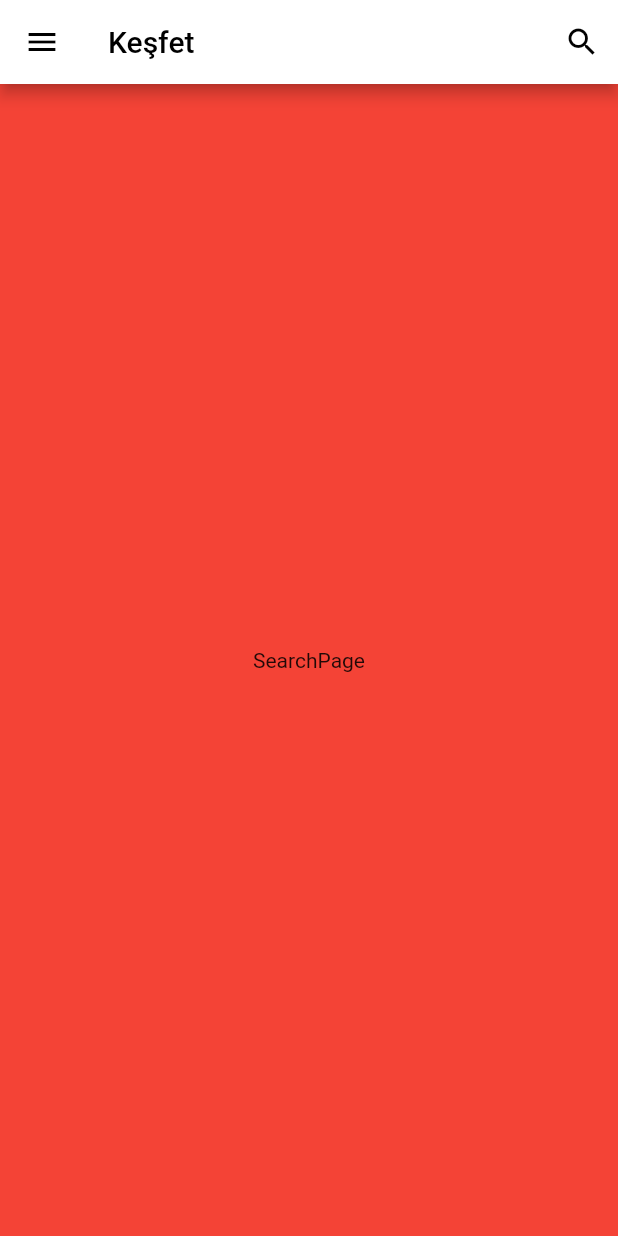
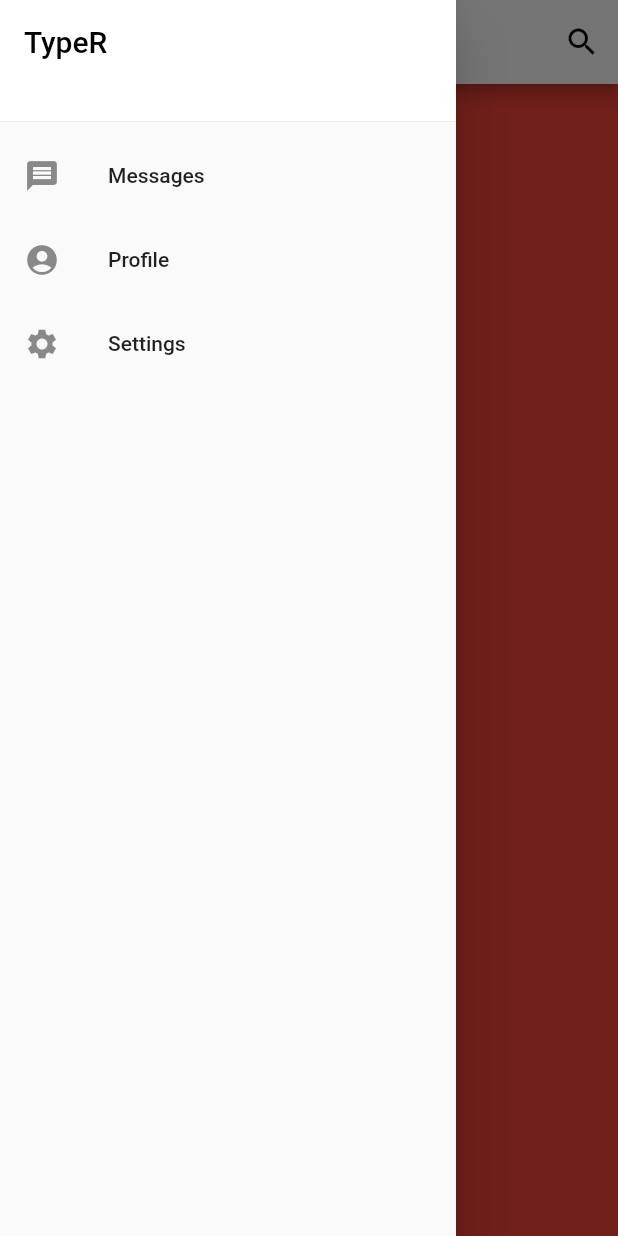
Before and after one commit to erenkaraboga/typer, a Flutter app: the SearchPage screen opened directly, with the side drawer open (before the commit the screen has no drawer), on a phone screen of 412 x 824 dp. Run offline on Flutter 3.47's test engine with Material 2 defaults, Android fonts, the phone set to English and light mode, and no system bars; our stand-ins replace curved_navigation_bar, readmore; missing offline and left inert: circle_bottom_navigation_bar; network calls fail.

Commit message:
Drawer Added

```diff
--- a/lib/view/PostPage.dart
+++ b/lib/view/PostPage.dart
@@ -1,9 +1,12 @@
 import 'package:flutter/material.dart';
 import 'package:typer/viewmodel/customAppBar.dart';
+
+import '../viewmodel/drawer.dart';
 
 class PostPage extends StatelessWidget {
   @override
   Widget build(BuildContext context) =>Scaffold(
+    drawer: DrawerWidget(),
     appBar: CustomAppBar(appbarText: "Gönderi",iconRight: Icon(Icons.add,color: Colors.black,)),
     backgroundColor: Colors.red,
       body: Center(
--- a/lib/view/ProfilePage.dart
+++ b/lib/view/ProfilePage.dart
@@ -1,9 +1,11 @@
 import 'package:flutter/material.dart';
 
 import '../viewmodel/customAppBar.dart';
+import '../viewmodel/drawer.dart';
 class ProfilePage extends StatelessWidget {
   @override
   Widget build(BuildContext context) =>Scaffold(
+    drawer: DrawerWidget(),
     appBar: CustomAppBar(appbarText: "Profile",iconRight: Icon(Icons.person,color: Colors.black,)),
     backgroundColor: Colors.blue,
     body: Center(
--- a/lib/view/SearchPage.dart
+++ b/lib/view/SearchPage.dart
@@ -1,16 +1,21 @@
 import 'package:flutter/material.dart';
 
 import '../viewmodel/customAppBar.dart';
+import '../viewmodel/drawer.dart';
+
 class SearchPage extends StatelessWidget {
   @override
-  Widget build(BuildContext context) =>Scaffold(
-     appBar:
-            CustomAppBar(appbarText: "Keşfet", iconRight: Icon(Icons.search,color: Colors.black,)),
-    backgroundColor: Colors.red,
-    body: Center(
-      child: Text
-        ("SearchPage")
-      ,
-    ),
-  );
+  Widget build(BuildContext context) => Scaffold(
+        drawer: DrawerWidget(),
+        appBar: CustomAppBar(
+            appbarText: "Keşfet",
+            iconRight: Icon(
+              Icons.search,
+              color: Colors.black,
+            )),
+        backgroundColor: Colors.red,
+        body: Center(
+          child: Text("SearchPage"),
+        ),
+      );
 }
--- a/lib/view/homepage.dart
+++ b/lib/view/homepage.dart
@@ -2,6 +2,7 @@ import 'package:flutter/material.dart';
 import 'package:typer/viewmodel/cardWidget.dart';
 import 'package:typer/model/model.dart';
 import 'package:typer/viewmodel/customAppBar.dart';
+import 'package:typer/viewmodel/drawer.dart';
 
 class HomePage extends StatefulWidget {
   const HomePage({Key? key}) : super(key: key);
@@ -14,6 +15,7 @@ class _HomePageState extends State<HomePage> {
   @override
   Widget build(BuildContext context) {
     return Scaffold(
+      drawer: DrawerWidget(),
       appBar: CustomAppBar(appbarText: "TypeR",iconRight: Icon(Icons.near_me_outlined,color: Colors.black,)),
       body: Column(children: [
         Center(
--- a/lib/viewmodel/customAppBar.dart
+++ b/lib/viewmodel/customAppBar.dart
@@ -8,8 +8,11 @@ class CustomAppBar extends StatelessWidget implements PreferredSizeWidget {
     return AppBar(
         title: Text(appbarText,style: TextStyle(color:  Colors.black),),
         backgroundColor: Colors.white,
-        leading:  Icon(
-          Icons.menu,
+        leading:  IconButton(
+          icon :Icon(Icons.menu),
+          onPressed: () {
+          Scaffold.of(context).openDrawer();
+        },
           color: Colors.black,
         ),
         actions: [
--- /dev/null
+++ b/lib/viewmodel/drawer.dart
@@ -0,0 +1,47 @@
+import 'package:flutter/material.dart';
+
+class DrawerWidget extends StatefulWidget {
+  const DrawerWidget({Key? key}) : super(key: key);
+
+  @override
+  State<DrawerWidget> createState() => _DrawerWidgetState();
+}
+
+class _DrawerWidgetState extends State<DrawerWidget> {
+  @override
+  Widget build(BuildContext context) {
+    return Drawer(
+        child: ListView(
+      padding: EdgeInsets.zero,
+      children: const <Widget>[
+        SizedBox(
+          height: 89,
+          child: DrawerHeader(
+            decoration: BoxDecoration(
+              color: Colors.white
+            ),
+            child: Text(
+              'TypeR',
+              style: TextStyle(
+                color: Colors.black,
+                fontSize: 20,
+              ),
+            ),
+          ),
+        ),
+        ListTile(
+          leading: Icon(Icons.message),
+          title: Text('Messages'),
+        ),
+        ListTile(
+          leading: Icon(Icons.account_circle),
+          title: Text('Profile'),
+        ),
+        ListTile(
+          leading: Icon(Icons.settings),
+          title: Text('Settings'),
+        ),
+      ],
+    ));
+  }
+}
--- a/lib/viewmodel/naviBarPage.dart
+++ b/lib/viewmodel/naviBarPage.dart
@@ -40,9 +40,9 @@ class _NavigationModelState extends State<NavigationModel> {
         body:  TabBarView(
           children: [
             HomePage(),
+            SearchPage(),
+            PostPage(),
             ProfilePage(),
-            SearchPage(),
-            PostPage()
           ],
         ),
       ),
```
